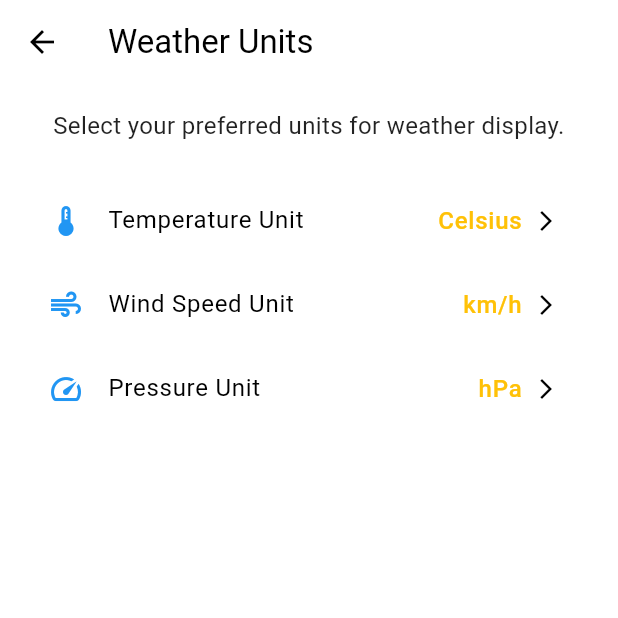
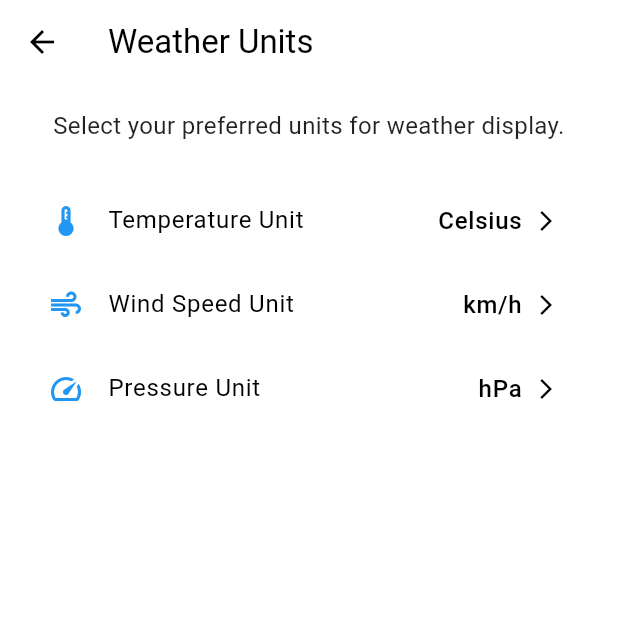
Before and after one commit to suvojeet-sengupta/Family-Message, a Flutter app: the WeatherUnitsScreen screen opened directly, on a phone screen of 412 x 824 dp, the top half of it. Run offline on Flutter 3.47's test engine with Material 3 defaults, Android fonts, the phone set to English and light mode, and no system bars; our stand-ins replace connectivity_plus, flutter_animate, geocoding, geolocator, logger, package_info_plus and 4 more; accounts and stored records are empty.

Commit message:
style: Change selected unit color to onSurface

```diff
--- a/lib/screens/weather_units_screen.dart
+++ b/lib/screens/weather_units_screen.dart
@@ -83,7 +83,7 @@ class WeatherUnitsScreen extends StatelessWidget {
           Text(
             labels[currentUnit]!,
             style: TextStyle(
-                fontSize: 16, color: Theme.of(context).colorScheme.secondary),
+                fontSize: 16, color: Theme.of(context).colorScheme.onSurface),
           ),
           const SizedBox(width: 8),
           const Icon(Icons.arrow_forward_ios, size: 16),
```
